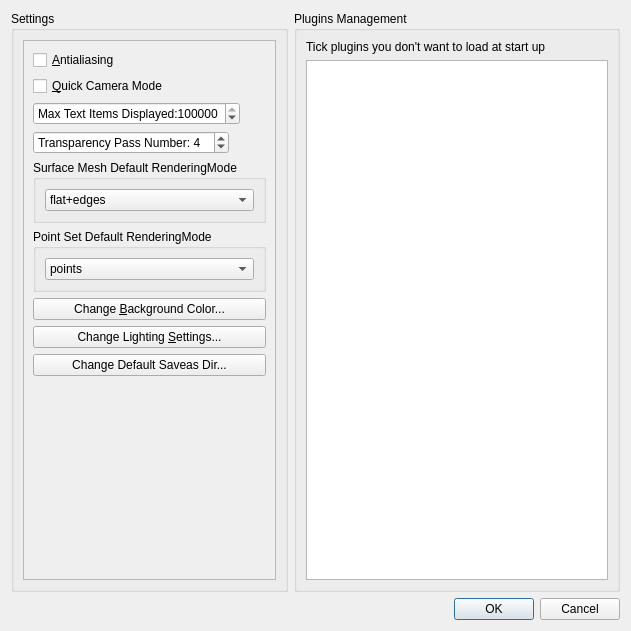
CGAL/cgal, file Polyhedron/demo/Polyhedron/Preferences.ui: the form before one commit.
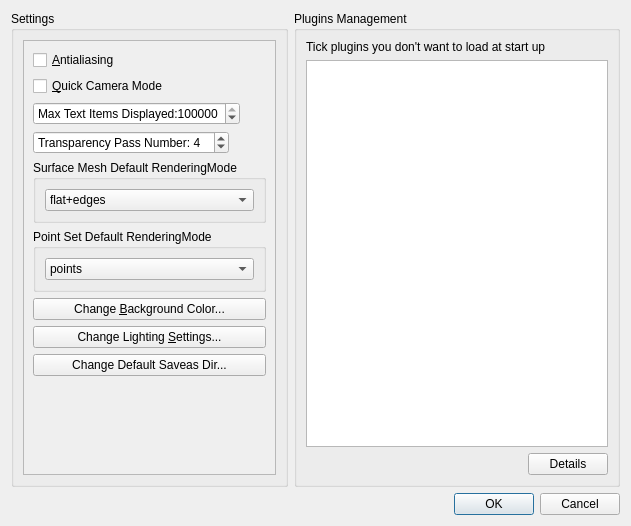
The form after the commit.

The edit to the form file:
```diff
--- a/Polyhedron/demo/Polyhedron/Preferences.ui
+++ b/Polyhedron/demo/Polyhedron/Preferences.ui
@@ -7,7 +7,7 @@
     <x>0</x>
     <y>0</y>
     <width>631</width>
-    <height>631</height>
+    <height>526</height>
    </rect>
   </property>
   <property name="sizePolicy">
@@ -60,7 +60,7 @@
              <x>0</x>
              <y>0</y>
              <width>278</width>
-             <height>537</height>
+             <height>432</height>
             </rect>
            </property>
            <layout class="QVBoxLayout" name="verticalLayout_3">
@@ -268,6 +268,30 @@
           </column>
          </widget>
         </item>
+        <item>
+         <layout class="QHBoxLayout" name="horizontalLayout_2">
+          <item>
+           <spacer name="horizontalSpacer">
+            <property name="orientation">
+             <enum>Qt::Horizontal</enum>
+            </property>
+            <property name="sizeHint" stdset="0">
+             <size>
+              <width>40</width>
+              <height>20</height>
+             </size>
+            </property>
+           </spacer>
+          </item>
+          <item>
+           <widget class="QPushButton" name="detailsPushButton">
+            <property name="text">
+             <string>Details</string>
+            </property>
+           </widget>
+          </item>
+         </layout>
+        </item>
        </layout>
       </widget>
      </item>
```
Left out of the diff: 5 changed lines with no effect on the pictures.
